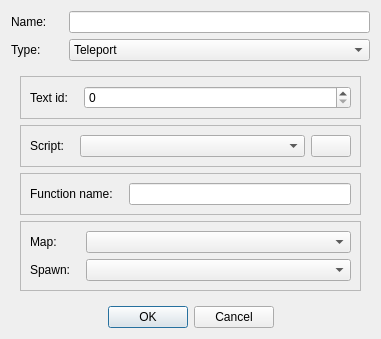
LBALab/lbanet, file Editor/addaction.ui: the form before one commit.
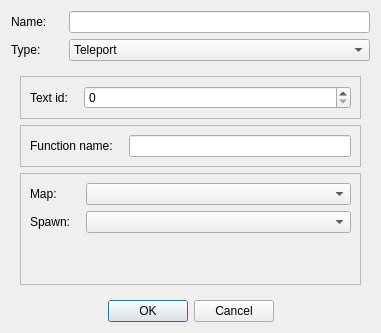
The form after the commit. Icons and pictures are not drawn.

Commit message: simplified client script

The edit to the form file:
```diff
--- a/Editor/addaction.ui
+++ b/Editor/addaction.ui
@@ -139,67 +139,6 @@
         </layout>
        </widget>
       </item>
-      <item>
-       <widget class="QFrame" name="frame_script">
-        <property name="frameShape">
-         <enum>QFrame::StyledPanel</enum>
-        </property>
-        <property name="frameShadow">
-         <enum>QFrame::Raised</enum>
-        </property>
-        <layout class="QGridLayout" name="gridLayout_2">
-         <item row="0" column="0">
-          <widget class="QLabel" name="label_3">
-           <property name="sizePolicy">
-            <sizepolicy hsizetype="Fixed" vsizetype="Preferred">
-             <horstretch>0</horstretch>
-             <verstretch>0</verstretch>
-            </sizepolicy>
-           </property>
-           <property name="text">
-            <string>Script:</string>
-           </property>
-          </widget>
-         </item>
-         <item row="0" column="2">
-          <widget class="QComboBox" name="comboBox_script_name"/>
-         </item>
-         <item row="0" column="3">
-          <widget class="QPushButton" name="pushButton_script_add">
-           <property name="sizePolicy">
-            <sizepolicy hsizetype="Fixed" vsizetype="Fixed">
-             <horstretch>0</horstretch>
-             <verstretch>0</verstretch>
-            </sizepolicy>
-           </property>
-           <property name="text">
-            <string/>
-           </property>
-           <property name="icon">
-            <iconset resource="editor.qrc">
-             <normaloff>:/Editor/Resources/icons/PNG/onebit_31.png</normaloff>:/Editor/Resources/icons/PNG/onebit_31.png</iconset>
-           </property>
-          </widget>
-         </item>
-         <item row="0" column="1">
-          <spacer name="horizontalSpacer_3">
-           <property name="orientation">
-            <enum>Qt::Horizontal</enum>
-           </property>
-           <property name="sizeType">
-            <enum>QSizePolicy::Fixed</enum>
-           </property>
-           <property name="sizeHint" stdset="0">
-            <size>
-             <width>10</width>
-             <height>20</height>
-            </size>
-           </property>
-          </spacer>
-         </item>
-        </layout>
-       </widget>
-      </item>
       <item>
        <widget class="QFrame" name="frame_customAct">
         <property name="frameShape">
```
The commit also changes 5 other files.
